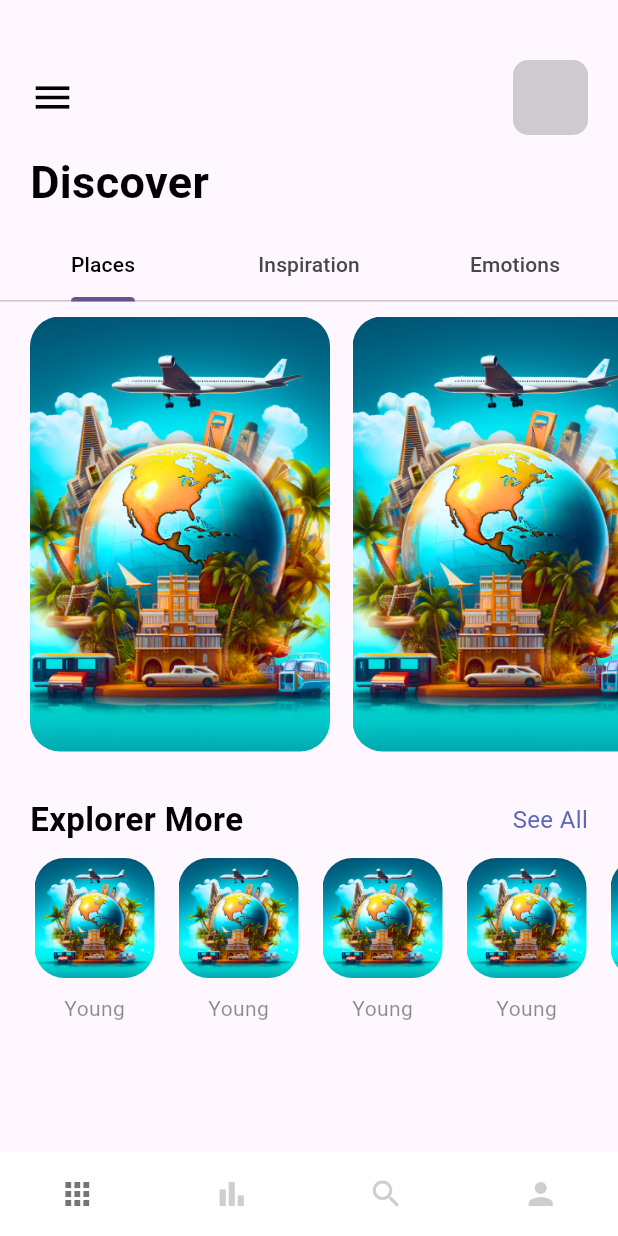
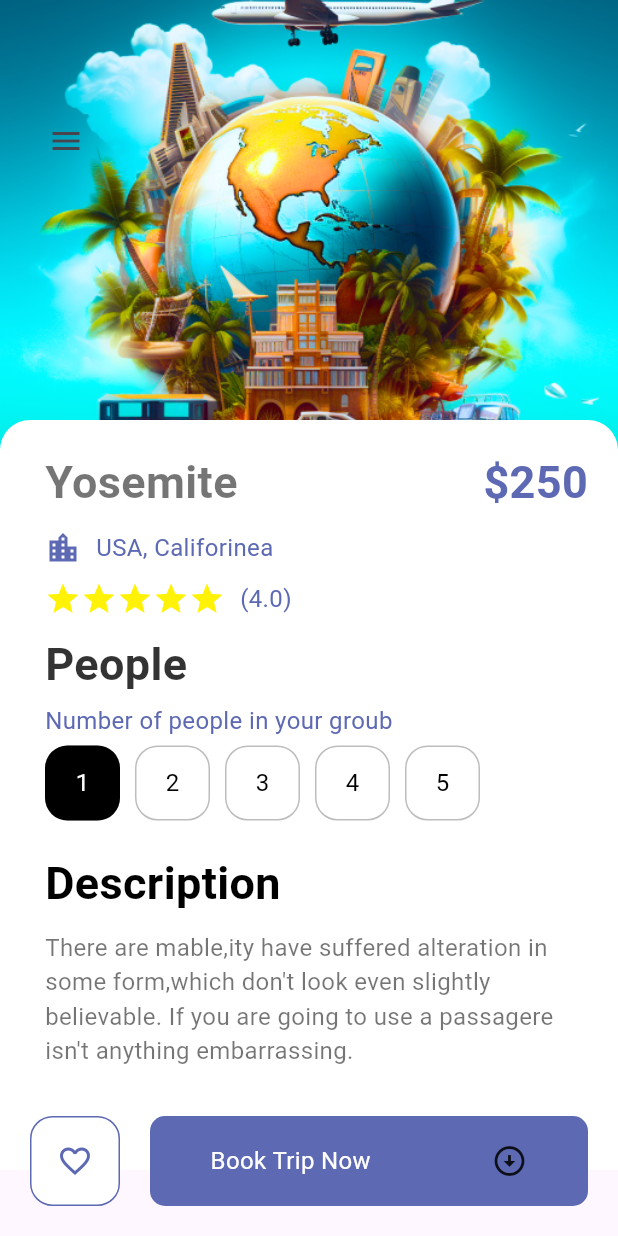
Before and after one commit to Mahfoud-Sa/travel_app, a Flutter app: the screen it shows after launch, on a phone screen of 412 x 824 dp. Run offline on Flutter 3.47's test engine with Material 3 defaults, Android fonts, the light colour scheme and no system bars; missing offline and left inert: dart:ffi.

Commit message:
compelete detailes page section

```diff
--- a/lib/main.dart
+++ b/lib/main.dart
@@ -1,4 +1,5 @@
 import 'package:flutter/material.dart';
+import 'package:travel_app/pages/detailes_page.dart';
 import 'package:travel_app/pages/navpages/main_page.dart';
 import 'package:travel_app/pages/welcome_page.dart';
 
@@ -18,7 +19,7 @@ class MyApp extends StatelessWidget {
         colorScheme: ColorScheme.fromSeed(seedColor: Colors.deepPurple),
         useMaterial3: true,
       ),
-      home: const MainPage(),
+      home: const DetailePage(),
     );
   }
 }
--- /dev/null
+++ b/lib/pages/detailes_page.dart
@@ -0,0 +1,204 @@
+import 'dart:ffi';
+
+import 'package:flutter/material.dart';
+import 'package:travel_app/misc/colors.dart';
+import 'package:travel_app/widgets/app_buttons.dart';
+import 'package:travel_app/widgets/app_larg_text.dart';
+import 'package:travel_app/widgets/app_text.dart';
+import 'package:travel_app/widgets/responsive_button.dart';
+
+class DetailePage extends StatefulWidget {
+  const DetailePage({super.key});
+
+  @override
+  State<DetailePage> createState() => _DetailePageState();
+}
+
+class _DetailePageState extends State<DetailePage> {
+  int selectedIndex = 0;
+  @override
+  Widget build(BuildContext context) {
+    return Scaffold(
+      body: Container(
+        width: double.maxFinite,
+        height: double.maxFinite,
+        child: Stack(
+          children: [
+            Positioned(
+                left: 0,
+                top: 0,
+                child: Container(
+                  width: MediaQuery.of(context).size.width,
+                  height: 300,
+                  decoration: BoxDecoration(
+                      image: DecorationImage(
+                          fit: BoxFit.cover,
+                          image: AssetImage('assets/images/welcome-one.png'))),
+                )),
+            Positioned(
+                left: 20,
+                top: 70,
+                child: Row(
+                  children: [
+                    IconButton(onPressed: () {}, icon: Icon(Icons.menu)),
+                  ],
+                )),
+            Positioned(
+                top: 280,
+                // top: 70,
+                child: Container(
+                  padding: const EdgeInsets.only(top: 20, right: 20, left: 30),
+                  width: MediaQuery.of(context).size.width,
+                  height: 500,
+                  decoration: const BoxDecoration(
+                      color: Colors.white,
+                      borderRadius: BorderRadius.only(
+                        topLeft: Radius.circular(20),
+                        topRight: Radius.circular(20),
+                      )),
+                  child: SingleChildScrollView(
+                    child: Column(
+                      mainAxisAlignment: MainAxisAlignment.start,
+                      crossAxisAlignment: CrossAxisAlignment.start,
+                      children: [
+                        Row(
+                          mainAxisAlignment: MainAxisAlignment.spaceBetween,
+                          children: [
+                            AppLargText(
+                              text: 'Yosemite',
+                              color: Colors.black54,
+                            ),
+                            AppLargText(
+                              text: ' \$250',
+                              color: AppColors.mainTextColor,
+                            ),
+                          ],
+                        ),
+                        SizedBox(
+                          height: 10,
+                        ),
+                        Row(
+                          mainAxisAlignment: MainAxisAlignment.start,
+                          children: [
+                            Icon(
+                              Icons.location_city,
+                              color: AppColors.mainTextColor,
+                            ),
+                            SizedBox(
+                              width: 10,
+                            ),
+                            AppText(
+                              text: 'USA, Califorinea',
+                              color: AppColors.mainTextColor,
+                            )
+                          ],
+                        ),
+                        SizedBox(
+                          height: 10,
+                        ),
+                        Row(
+                          children: [
+                            Wrap(
+                              children: List.generate(5, (index) {
+                                return Icon(
+                                  Icons.star,
+                                  color: Color.fromARGB(248, 255, 242, 0),
+                                );
+                              }),
+                            ),
+                            SizedBox(
+                              width: 10,
+                            ),
+                            AppText(
+                              text: '(4.0)',
+                              color: AppColors.mainTextColor,
+                            )
+                          ],
+                        ),
+                        SizedBox(
+                          height: 10,
+                        ),
+                        AppLargText(
+                            text: 'People',
+                            color: Colors.black.withOpacity(0.8)),
+                        SizedBox(
+                          height: 5,
+                        ),
+                        AppText(
+                          text: 'Number of people in your groub',
+                          color: AppColors.mainTextColor,
+                        ),
+                        SizedBox(
+                          height: 5,
+                        ),
+                        Wrap(
+                          children: List.generate(5, (index) {
+                            return InkWell(
+                              onTap: () {
+                                setState(() {
+                                  selectedIndex = index;
+                                });
+                              },
+                              child: Container(
+                                margin: const EdgeInsets.only(right: 10),
+                                child: AppButtons(
+                                    text: (index + 1).toString(),
+                                    color: selectedIndex == index
+                                        ? Colors.white
+                                        : Colors.black,
+                                    size: 50,
+                                    backgroundColor: selectedIndex != index
+                                        ? Colors.white
+                                        : Colors.black,
+                                    borderColor: Colors.black26),
+                              ),
+                            );
+                          }),
+                        ),
+                        SizedBox(
+                          height: 20,
+                        ),
+                        AppLargText(
+                          text: 'Description',
+                          color: Colors.black,
+                        ),
+                        SizedBox(
+                          height: 10,
+                        ),
+                        AppText(
+                          text:
+                              'There are mable,ity have suffered alteration in some form,which don\'t look even slightly believable. If you are going to use a passagere isn\'t anything embarrassing.',
+                          color: Colors.black54,
+                        )
+                      ],
+                    ),
+                  ),
+                )),
+            Positioned(
+                bottom: 20,
+                left: 20,
+                right: 20,
+                child: Row(
+                  // crossAxisAlignment: CrossAxisAlignment.center,
+                  children: [
+                    AppButtons(
+                        isIcon: true,
+                        icon: Icons.favorite_border,
+                        color: AppColors.mainTextColor,
+                        size: 60,
+                        backgroundColor: Colors.white,
+                        borderColor: AppColors.mainTextColor),
+                    SizedBox(
+                      width: 20,
+                    ),
+                    ResponsiveButton(
+                      isResponsive: true,
+                    )
+                  ],
+                ))
+          ],
+        ),
+      ),
+    );
+  }
+}
--- a/lib/pages/navpages/main_page.dart
+++ b/lib/pages/navpages/main_page.dart
@@ -1,7 +1,7 @@
 import 'package:flutter/material.dart';
 import 'package:travel_app/main.dart';
 import 'package:travel_app/pages/navpages/bar_item_page.dart';
-import 'package:travel_app/pages/navpages/home_page.dart';
+import 'package:travel_app/pages/home_page.dart';
 import 'package:travel_app/pages/navpages/my_page.dart';
 import 'package:travel_app/pages/navpages/search_page.dart';
 
--- /dev/null
+++ b/lib/widgets/app_buttons.dart
@@ -0,0 +1,47 @@
+import 'package:flutter/material.dart';
+import 'package:travel_app/widgets/app_text.dart';
+
+class AppButtons extends StatelessWidget {
+  final Color color;
+  final Color backgroundColor;
+  final Color borderColor;
+  double size;
+  String? text;
+  bool isIcon;
+  IconData? icon;
+  AppButtons({
+    this.text = 'hi',
+    this.isIcon = false,
+    this.icon,
+    super.key,
+    required this.color,
+    required this.size,
+    required this.backgroundColor,
+    required this.borderColor,
+  });
+
+  @override
+  Widget build(BuildContext context) {
+    return Container(
+      width: size,
+      height: size,
+      decoration: BoxDecoration(
+          border: Border.all(color: borderColor, width: 1.0),
+          borderRadius: BorderRadius.circular(15),
+          color: backgroundColor),
+      child: !isIcon
+          ? Center(
+              child: AppText(
+                text: text!,
+                color: color,
+              ),
+            )
+          : Center(
+              child: Icon(
+                icon,
+                color: color,
+              ),
+            ),
+    );
+  }
+}
--- a/lib/widgets/responsive_button.dart
+++ b/lib/widgets/responsive_button.dart
@@ -1,26 +1,35 @@
 import 'package:flutter/material.dart';
 import 'package:travel_app/misc/colors.dart';
+import 'package:travel_app/widgets/app_text.dart';
 
 class ResponsiveButton extends StatelessWidget {
-  bool? isResponsive;
+  bool isResponsive;
   double? width;
   ResponsiveButton({super.key, this.width, this.isResponsive = false});
 
   @override
   Widget build(BuildContext context) {
-    return Container(
+    return Flexible(
+      child: Container(
         width: width,
         height: 60,
         decoration: BoxDecoration(
             borderRadius: BorderRadius.circular(10),
             color: AppColors.mainTextColor),
         child: Row(
-        mainAxisAlignment: MainAxisAlignment.center,
+          mainAxisAlignment: isResponsive
+              ? MainAxisAlignment.spaceAround
+              : MainAxisAlignment.spaceAround,
           children: [
+            AppText(
+              text: 'Book Trip Now',
+              color: Colors.white,
+            ),
             const Icon(Icons.arrow_circle_down_outlined)
             //Image.asset("assets/images/welcome-one.png"),
           ],
         ),
+      ),
     );
   }
 }
```
Also changed, not shown: lib/pages/home_page.dart (renamed from lib/pages/navpages/home_page.dart), pubspec.lock. Lines whose indentation alone changed are shown as unchanged.
